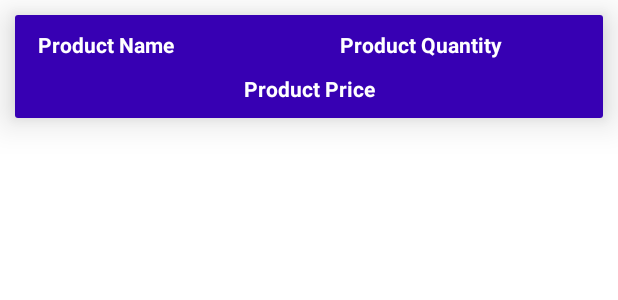
After one commit to nrakotonjanaharybyui/CS246FinalProject, an Android app: the layout cart_items_layout.xml on its own in the app's theme, with its tools: preview values and no code run, on a phone screen of 412 x 824 dp. The commit adds this screen. Shown: the top 300 px of the screen. Run offline under Robolectric (Android 15) with nearby library versions, the phone set to English and light mode, and no system bars.

Commit message:
working on the cart

```diff
--- a/AndroidFinalProject/app/build.gradle
+++ b/AndroidFinalProject/app/build.gradle
@@ -38,6 +38,7 @@ dependencies {
     implementation 'com.google.firebase:firebase-database:19.6.0'
     implementation 'com.google.firebase:firebase-storage:19.2.1'
     implementation 'com.google.firebase:firebase-auth:20.0.3'//19.2.1
+    implementation 'com.firebaseui:firebase-ui-database:7.1.1'
     testImplementation 'junit:junit:4.+'
     testImplementation 'junit:junit:4.12' //added this line
     testImplementation 'androidx.test:core:1.0.0' //added this line
--- a/AndroidFinalProject/app/src/main/AndroidManifest.xml
+++ b/AndroidFinalProject/app/src/main/AndroidManifest.xml
@@ -9,10 +9,10 @@
         android:roundIcon="@mipmap/ic_launcher_round"
         android:supportsRtl="true"
         android:theme="@style/Theme.AndroidFinalProject">
+        <activity android:name=".CartActivity"></activity>
         <activity
             android:name=".RegisterActivity"
-            android:parentActivityName=".WelcomeActivity"
-            ></activity>
+            android:parentActivityName=".WelcomeActivity" />
         <activity android:name=".MainActivity" />
         <activity
             android:name=".ShowProductActivity"
--- /dev/null
+++ b/AndroidFinalProject/app/src/main/res/layout/cart_items_layout.xml
@@ -0,0 +1,47 @@
+<?xml version="1.0" encoding="utf-8"?>
+<androidx.cardview.widget.CardView xmlns:android="http://schemas.android.com/apk/res/android"
+    android:layout_width="match_parent"
+    android:layout_height="wrap_content"
+    xmlns:app="http://schemas.android.com/apk/res-auto"
+    android:layout_margin="10dp"
+    app:cardElevation="15dp">
+
+    <RelativeLayout
+        android:layout_width="match_parent"
+        android:layout_height="wrap_content"
+        android:padding="10dp"
+        android:background="@color/design_default_color_primary_dark">
+        <TextView
+            android:id="@+id/cart_product_name"
+            android:layout_width="160dp"
+            android:layout_height="wrap_content"
+            android:text="Product Name"
+            android:textColor="@color/white"
+            android:textSize="14dp"
+            android:layout_marginLeft="5dp"
+            android:textStyle="bold"/>
+        <TextView
+            android:id="@+id/cart_product_quantity"
+            android:layout_width="160dp"
+            android:layout_height="wrap_content"
+            android:text="Product Quantity"
+            android:textColor="@color/white"
+            android:textSize="14dp"
+            android:layout_marginLeft="5dp"
+            android:layout_alignParentEnd="true"
+            android:layout_marginRight="5dp"
+            android:textStyle="bold"/>
+        <TextView
+            android:id="@+id/cart_product_price"
+            android:layout_width="match_parent"
+            android:layout_height="wrap_content"
+            android:text="Product Price"
+            android:textColor="@color/white"
+            android:textSize="14dp"
+            android:textStyle="bold"
+            android:layout_below="@id/cart_product_quantity"
+            android:gravity="center"
+            android:layout_marginTop="10dp"/>
+    </RelativeLayout>
+
+</androidx.cardview.widget.CardView>
```
Also changed, not shown: AndroidFinalProject/app/src/main/java/com/example/androidfinalproject/Cart.java (added, +14 -0 lines), AndroidFinalProject/app/src/main/java/com/example/androidfinalproject/CartActivity.java (added, +47 -0 lines), AndroidFinalProject/app/src/main/java/com/example/androidfinalproject/CartViewHolder.java (added, +25 -0 lines), AndroidFinalProject/app/src/main/java/com/example/androidfinalproject/MainActivity.java (+8 -0 lines), AndroidFinalProject/app/src/main/java/com/example/androidfinalproject/ShowProductActivity.java (+28 -0 lines), AndroidFinalProject/app/src/main/res/layout/activity_cart.xml (added, +46 -0 lines), AndroidFinalProject/app/src/main/res/layout/activity_main.xml (+13 -0 lines), AndroidFinalProject/app/src/main/res/drawable-v24/cart.png (added), 1 other file.
